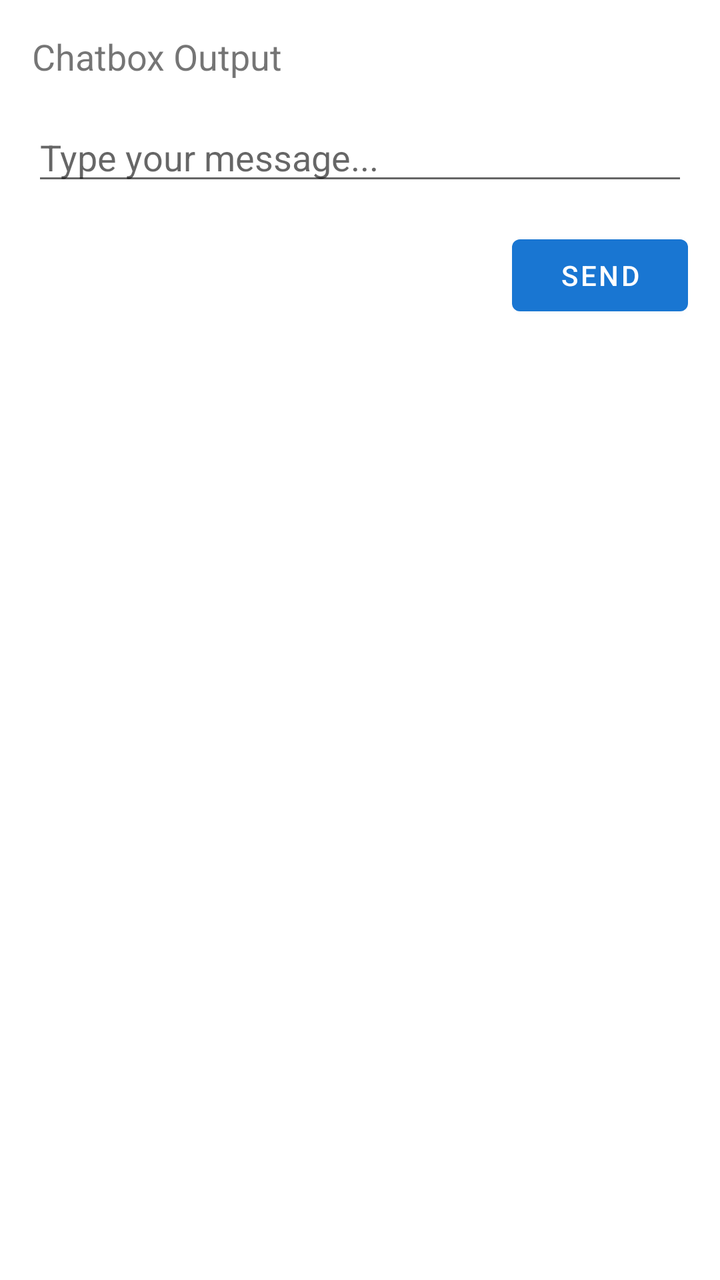
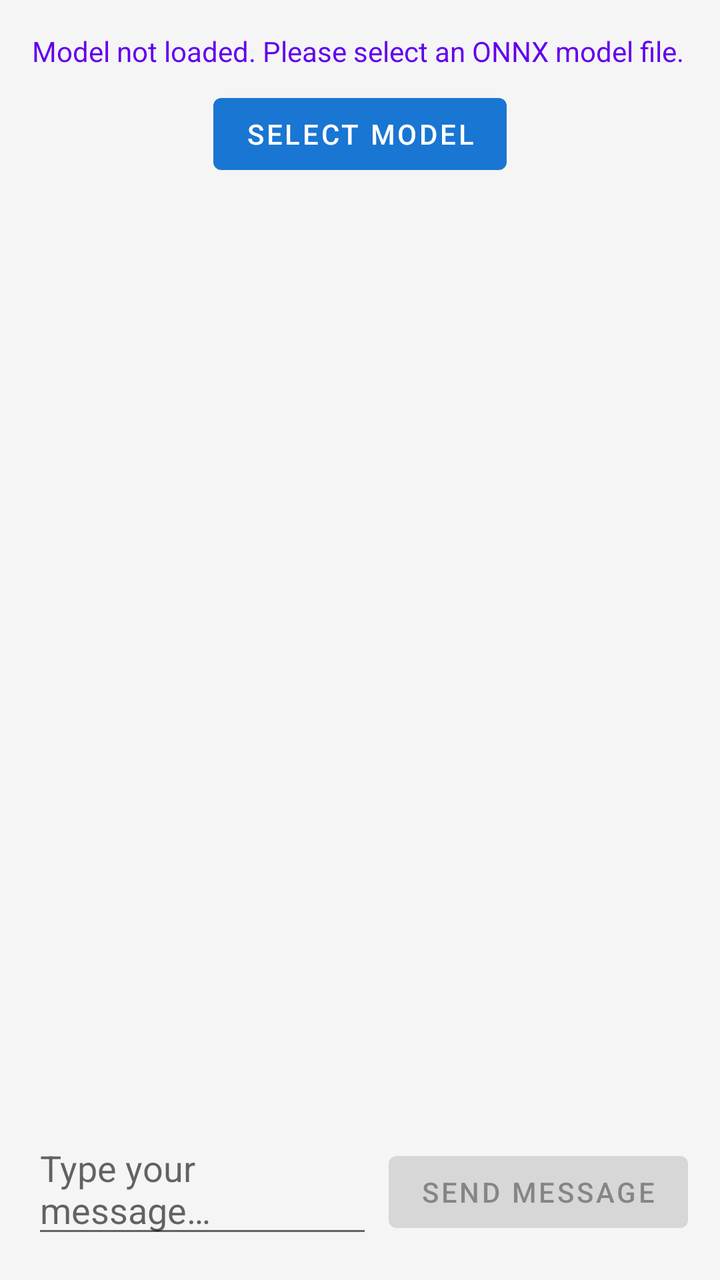

Screens rendered from an Android XML layout before and after an edit, with the pre-edit source and the edit as a unified diff.
<!-- AndroidManifest.xml: application theme AppTheme -->
<!-- res/layout/fragment_chatbot.xml -->
<LinearLayout xmlns:android="http://schemas.android.com/apk/res/android"
    android:layout_width="match_parent"
    android:layout_height="match_parent"
    android:orientation="vertical"
    android:padding="16dp">

    <TextView
        android:id="@+id/outputTextView"
        android:layout_width="wrap_content"
        android:layout_height="wrap_content"
        android:text="Chatbox Output"
        android:textSize="18sp"
        android:layout_marginBottom="16dp" />

    <EditText
        android:id="@+id/inputEditText"
        android:layout_width="match_parent"
        android:layout_height="wrap_content"
        android:hint="Type your message..." />

    <Button
        android:id="@+id/sendButton"
        android:layout_width="wrap_content"
        android:layout_height="wrap_content"
        android:text="Send"
        android:layout_gravity="end"
        android:layout_marginTop="16dp" />
</LinearLayout>
<!-- resources referenced by this layout -->
<resources>
  <style name="AppTheme" parent="Theme.MaterialComponents.Light.NoActionBar">
          
  
          <item name="colorPrimary">@color/dark_blue</item>
          <item name="colorPrimaryVariant">@color/white</item>
          <item name="colorOnPrimary">@color/white</item>
          <item name="colorSecondary">@color/yellow</item>
          <item name="colorSecondaryVariant">@color/yellow</item>
          <item name="colorOnSecondary">@color/black</item>
          <item name="android:statusBarColor">@color/black</item>
          <item name="android:navigationBarColor">@color/black</item>
          <item name="android:windowActivityTransitions">true</item>
      </style>
  <color name="dark_blue">#1976D2</color>
  <color name="white">#FFFFFFFF</color>
  <color name="yellow">#FFFF00</color>
  <color name="black">#FF000000</color>
</resources>

<!-- the commit's change to res/layout/fragment_chatbot.xml (unified diff, before → after) -->
@@ -1,28 +1,96 @@
-<LinearLayout xmlns:android="http://schemas.android.com/apk/res/android"
+<?xml version="1.0" encoding="utf-8"?>
+<androidx.constraintlayout.widget.ConstraintLayout
+    xmlns:android="http://schemas.android.com/apk/res/android"
+    xmlns:app="http://schemas.android.com/apk/res-auto"
+    xmlns:tools="http://schemas.android.com/tools"
     android:layout_width="match_parent"
     android:layout_height="match_parent"
-    android:orientation="vertical"
-    android:padding="16dp">
+    android:background="@color/background_color"
+    tools:context=".fragments.ChatBotFragment">
 
+    
     <TextView
-        android:id="@+id/outputTextView"
+        android:id="@+id/tvModelStatus"
+        android:layout_width="0dp"
+        android:layout_height="wrap_content"
+        android:layout_marginStart="16dp"
+        android:layout_marginTop="16dp"
+        android:layout_marginEnd="16dp"
+        android:text="@string/model_not_loaded"
+        android:textColor="@color/model_status_text"
+        android:textSize="14sp"
+        app:layout_constraintEnd_toEndOf="parent"
+        app:layout_constraintStart_toStartOf="parent"
+        app:layout_constraintTop_toTopOf="parent" />
+
+    
+    <Button
+        android:id="@+id/btnSelectModel"
         android:layout_width="wrap_content"
         android:layout_height="wrap_content"
-        android:text="Chatbox Output"
-        android:textSize="18sp"
-        android:layout_marginBottom="16dp" />
+        android:layout_marginTop="8dp"
+        android:text="@string/select_model"
+        app:layout_constraintEnd_toEndOf="parent"
+        app:layout_constraintStart_toStartOf="parent"
+        app:layout_constraintTop_toBottomOf="@id/tvModelStatus" />
 
-    <EditText
-        android:id="@+id/inputEditText"
-        android:layout_width="match_parent"
+    
+    <androidx.recyclerview.widget.RecyclerView
+        android:id="@+id/rvChatMessages"
+        android:layout_width="0dp"
+        android:layout_height="0dp"
+        android:layout_marginTop="8dp"
+        android:layout_marginBottom="8dp"
+        android:clipToPadding="false"
+        android:paddingBottom="72dp"
+        app:layout_constraintBottom_toTopOf="@id/llInputContainer"
+        app:layout_constraintEnd_toEndOf="parent"
+        app:layout_constraintStart_toStartOf="parent"
+        app:layout_constraintTop_toBottomOf="@id/btnSelectModel" />
+
+    
+    <LinearLayout
+        android:id="@+id/llInputContainer"
+        android:layout_width="0dp"
         android:layout_height="wrap_content"
-        android:hint="Type your message..." />
+        android:layout_marginStart="16dp"
+        android:layout_marginEnd="16dp"
+        android:layout_marginBottom="16dp"
+        android:orientation="horizontal"
+        app:layout_constraintBottom_toBottomOf="parent"
+        app:layout_constraintEnd_toEndOf="parent"
+        app:layout_constraintStart_toStartOf="parent">
 
-    <Button
-        android:id="@+id/sendButton"
+        
+        <EditText
+            android:id="@+id/etUserInput"
+            android:layout_width="0dp"
+            android:layout_height="wrap_content"
+            android:layout_weight="1"
+            android:hint="@string/type_your_message"
+            android:inputType="textMultiLine"
+            android:maxLines="3"
+            android:minHeight="48dp" />
+
+        
+        <Button
+            android:id="@+id/btnSend"
+            android:layout_width="wrap_content"
+            android:layout_height="48dp"
+            android:layout_marginStart="8dp"
+            android:enabled="false"
+            android:text="@string/send" />
+    </LinearLayout>
+
+    
+    <ProgressBar
+        android:id="@+id/progressBar"
         android:layout_width="wrap_content"
         android:layout_height="wrap_content"
-        android:text="Send"
-        android:layout_gravity="end"
-        android:layout_marginTop="16dp" />
-</LinearLayout>
+        android:visibility="gone"
+        app:layout_constraintBottom_toBottomOf="parent"
+        app:layout_constraintEnd_toEndOf="parent"
+        app:layout_constraintStart_toStartOf="parent"
+        app:layout_constraintTop_toTopOf="parent" />
+
+</androidx.constraintlayout.widget.ConstraintLayout>
<!-- resource entries referenced after the edit -->
@@ -1,5 +1,11 @@
 <!-- resources referenced by this layout -->
 <resources>
+  <color name="background_color">#FFF5F5F5</color>
+  <color name="model_status_text">#FF6200EE</color>
+  <string name="model_not_loaded">Model not loaded. Please select an ONNX model file.</string>
+  <string name="select_model">Select Model</string>
+  <string name="send">Send message</string>
+  <string name="type_your_message">Type your message…</string>
   <style name="AppTheme" parent="Theme.MaterialComponents.Light.NoActionBar">
           
   
